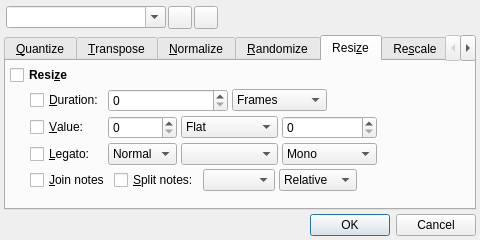
rncbc/qtractor, file src/qtractorMidiToolsForm.ui: the form before one commit.
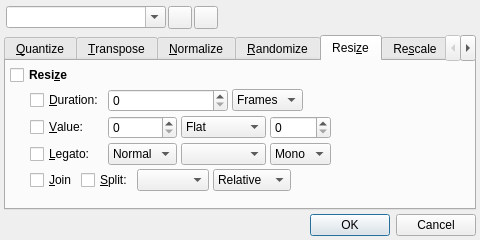
The form after the commit. The open tabs and pages were chosen to show the change. Icons and pictures are not drawn. Custom widgets are drawn as their Qt base class.

Commit message: - New MIDI clip tools: Resize / Join, Split notes are now mutual exclusive options.

Diff of the .ui file:
```diff
--- a/src/qtractorMidiToolsForm.ui
+++ b/src/qtractorMidiToolsForm.ui
@@ -1109,14 +1109,14 @@
          <item>
           <widget class="QCheckBox" name="ResizeJoinCheckBox">
            <property name="text">
-            <string>&amp;Join notes</string>
+            <string>&amp;Join</string>
            </property>
           </widget>
          </item>
          <item>
           <widget class="QCheckBox" name="ResizeSplitCheckBox">
            <property name="text">
-            <string>&amp;Split notes:</string>
+            <string>&amp;Split:</string>
            </property>
           </widget>
          </item>
```
The commit also changes 10 other files.
